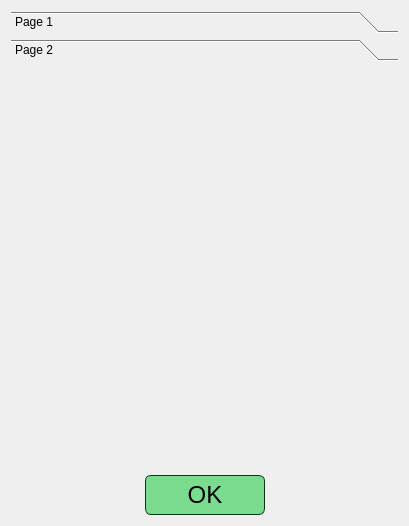
Before: the Qt Designer form source/UI/EditorWidgets/WindsGeneratorSettingsEditorWidget.ui in SiekamCebule/sj-sim, drawn with Qt 5.
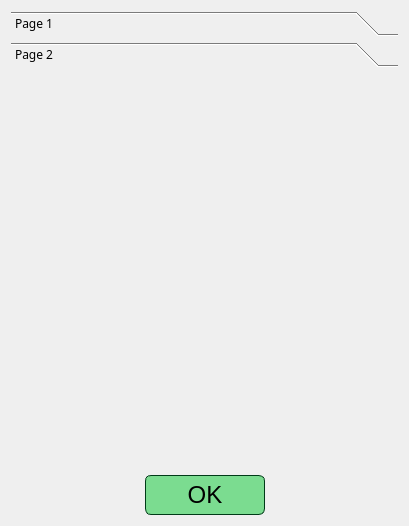
After: the same form once the commit is applied. The open tabs and pages were chosen to show the change.

```diff
--- a/source/UI/EditorWidgets/WindsGeneratorSettingsEditorWidget.ui
+++ b/source/UI/EditorWidgets/WindsGeneratorSettingsEditorWidget.ui
@@ -16,6 +16,11 @@
   <layout class="QVBoxLayout" name="verticalLayout">
    <item>
     <widget class="QToolBox" name="toolBox">
+     <property name="font">
+      <font>
+       <family>Quicksand Medium</family>
+      </font>
+     </property>
      <property name="toolTip">
       <string>Wciśnij Ctrl+F aby wypełnić automatycznie</string>
      </property>
@@ -43,8 +48,8 @@
        <rect>
         <x>0</x>
         <y>0</y>
-        <width>391</width>
-        <height>402</height>
+        <width>98</width>
+        <height>28</height>
        </rect>
       </property>
       <attribute name="label">
```
